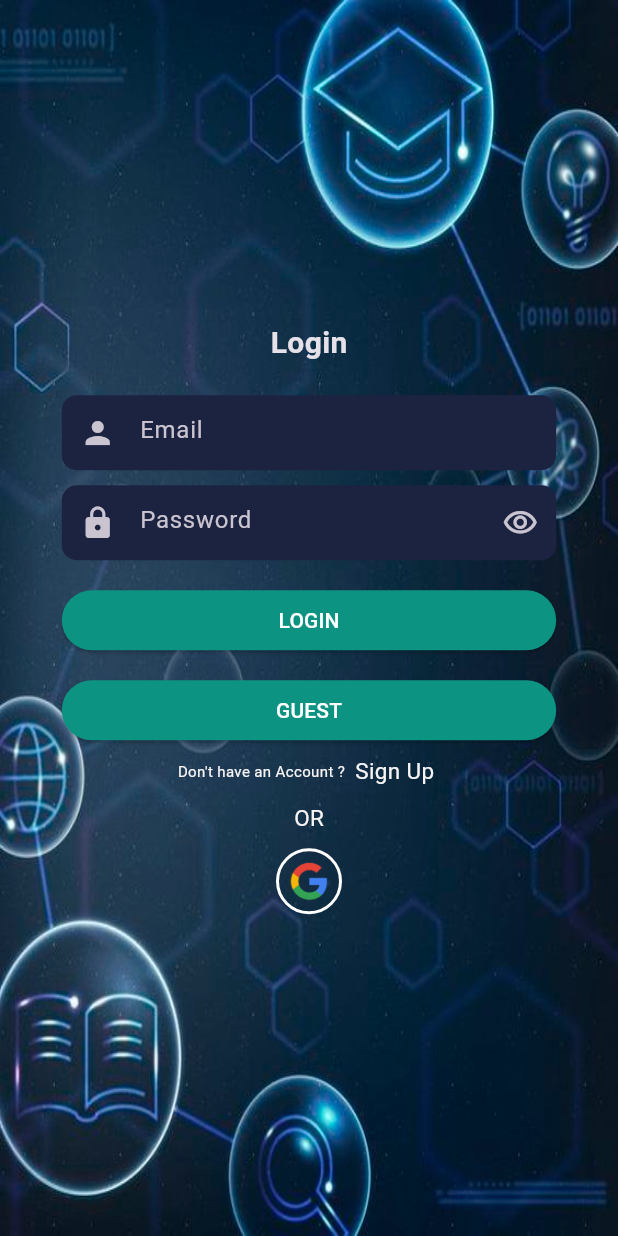
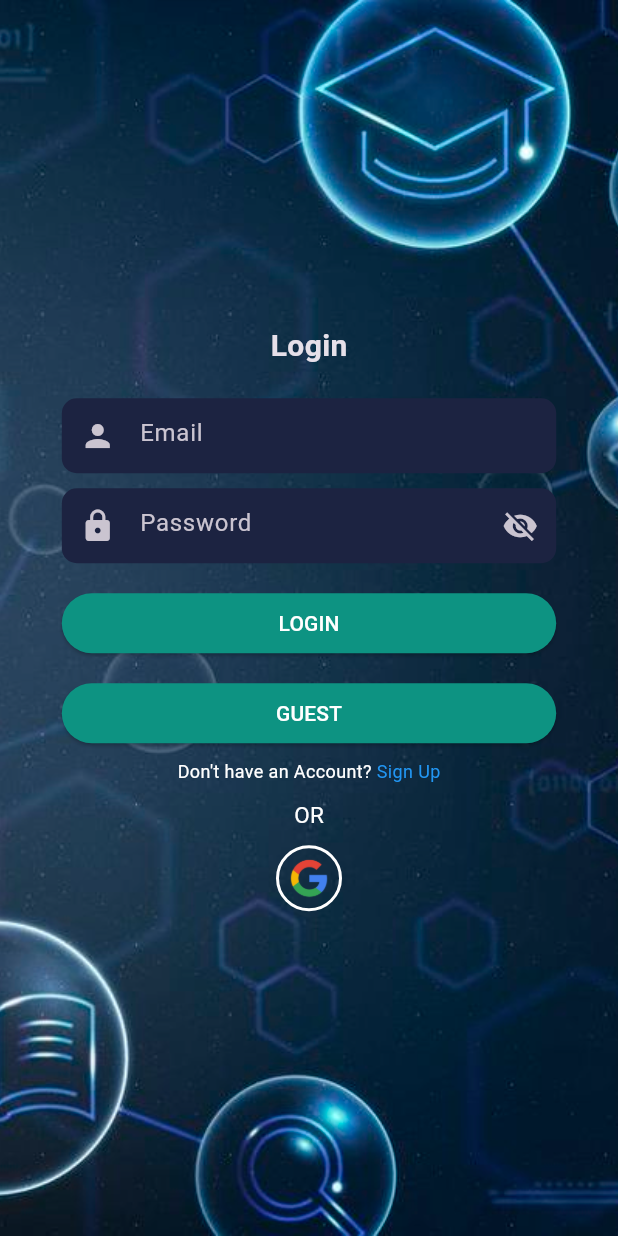
Before and after one commit to zainulabidali/quiz_app, a Flutter app: the screen it shows after launch, after a tap on "Let's Start Quiz", on a phone screen of 412 x 824 dp. Run offline on Flutter 3.47's test engine with Material 3 defaults, Android fonts, the light colour scheme and no system bars; our stand-ins replace cloud_firestore, firebase_auth, firebase_core, get, google_sign_in, hive and 2 more; accounts and stored records are empty.

Commit message:
Final commit: Completed all features and optimizations.

```diff
--- a/lib/login_Screen/loginPage/login.dart
+++ b/lib/login_Screen/loginPage/login.dart
@@ -5,33 +5,45 @@ import 'package:quiz_app/login_Screen/AuthService/AuthService.dart';
 import 'package:quiz_app/login_Screen/Signup_page/SignUp.dart';
 import 'package:quiz_app/views/quiz_category.dart';
 
-class LoginPage extends StatelessWidget {
-  final AuthService _authService = AuthService(); // Use AuthService
+class LoginPage extends StatefulWidget {
+  const LoginPage({Key? key}) : super(key: key);
 
-  LoginPage({super.key});
+  @override
+  State<LoginPage> createState() => _LoginPageState();
+}
+
+class _LoginPageState extends State<LoginPage> {
+  final AuthService _authService = AuthService();
+  final TextEditingController _emailController = TextEditingController();
+  final TextEditingController _passController = TextEditingController();
+
+  bool _isPasswordVisible = false;
+
+  @override
+  void dispose() {
+    _emailController.dispose();
+    _passController.dispose();
+    super.dispose();
+  }
 
   @override
   Widget build(BuildContext context) {
     Size size = MediaQuery.of(context).size;
-    TextEditingController _emailController = TextEditingController();
-    TextEditingController _passController = TextEditingController();
 
     return Scaffold(
-      body: Container(
-        height: size.height,
-        width: double.infinity,
-        child: Stack(
-          alignment: Alignment.center,
-          children: <Widget>[
+      body: Stack(
+        children: [
           // Background Image
           Image.asset(
             'assets/bg img 5.jpg',
-              fit: BoxFit.fill,
+            fit: BoxFit.cover,
             height: size.height,
-              width: double.infinity,
+            width: size.width,
           ),
           // Main Content
-            Column(
+          Center(
+            child: SingleChildScrollView(
+              child: Column(
                 mainAxisAlignment: MainAxisAlignment.center,
                 children: [
                   const Text(
@@ -49,11 +61,22 @@ class LoginPage extends StatelessWidget {
                     controller: _passController,
                     hintText: "Password",
                     prefixIcon: Icons.lock,
-                  obscureText: true,
-                  suffixIcon: Icons.visibility_outlined,
+                    obscureText: !_isPasswordVisible,
+                    suffixIcon: IconButton(
+                      icon: Icon(
+                        _isPasswordVisible
+                            ? Icons.visibility
+                            : Icons.visibility_off,
+                      ),
+                      onPressed: () {
+                        setState(() {
+                          _isPasswordVisible = !_isPasswordVisible;
+                        });
+                      },
+                    ),
                   ),
                   const SizedBox(height: 20),
-                _buildLoginButton(context, _emailController, _passController),
+                  _buildLoginButton(context),
                   const SizedBox(height: 20),
                   _buildGuestButton(),
                   const SizedBox(height: 10),
@@ -62,22 +85,22 @@ class LoginPage extends StatelessWidget {
                   _buildGoogleSignInButton(context),
                 ],
               ),
+            ),
+          ),
         ],
-        ),
       ),
     );
   }
 
-  // Helper method to build text fields
   Widget _buildTextField({
     required TextEditingController controller,
     required String hintText,
     required IconData prefixIcon,
-    IconData? suffixIcon,
     bool obscureText = false,
+    Widget? suffixIcon,
   }) {
     return Container(
-      width: MediaQuery.of(Get.context!).size.width * 0.8,
+      width: MediaQuery.of(context).size.width * 0.8,
       height: 50,
       decoration: BoxDecoration(
         borderRadius: BorderRadius.circular(10),
@@ -90,7 +113,7 @@ class LoginPage extends StatelessWidget {
           fillColor: const Color(0xff1c2341),
           hintText: hintText,
           prefixIcon: Icon(prefixIcon),
-          suffixIcon: suffixIcon != null ? Icon(suffixIcon) : null,
+          suffixIcon: suffixIcon,
           border: OutlineInputBorder(
             borderRadius: BorderRadius.circular(10),
             borderSide: BorderSide.none,
@@ -100,41 +123,38 @@ class LoginPage extends StatelessWidget {
     );
   }
 
-  // Helper method for the login button
-  Widget _buildLoginButton(
-      BuildContext context,
-      TextEditingController emailController,
-      TextEditingController passController) {
-    return Container(
+  Widget _buildLoginButton(BuildContext context) {
+    return SizedBox(
       width: MediaQuery.of(context).size.width * 0.8,
       height: 40,
       child: ElevatedButton(
         onPressed: () async {
-  final email = emailController.text;
-  final password = passController.text;
+          final email = _emailController.text.trim();
+          final password = _passController.text.trim();
 
           if (email.isEmpty || password.isEmpty) {
             ScaffoldMessenger.of(context).showSnackBar(
               const SnackBar(content: Text("Please fill all the fields")),
             );
-  } else {
-    UserCredential? userCredential = await _authService.signInWithEmail(email, password);
+            return;
+          }
+
+          try {
+            UserCredential? userCredential =
+                await _authService.signInWithEmail(email, password);
 
             if (userCredential != null) {
-      // Login successful, navigate to QuizCategory
               Navigator.pushReplacement(
                 context,
                 MaterialPageRoute(builder: (context) => QuizCategory()),
               );
-    } else {
-      // Login failed, show error message
+            }
+          } catch (e) {
             ScaffoldMessenger.of(context).showSnackBar(
-        const SnackBar(content: Text("Invalid email or password")),
+              SnackBar(content: Text("Login failed: ${e.toString()}")),
             );
           }
-  }
         },
-
         style: ElevatedButton.styleFrom(
           backgroundColor: const Color.fromARGB(255, 13, 147, 130),
         ),
@@ -146,10 +166,9 @@ class LoginPage extends StatelessWidget {
     );
   }
 
-  // Helper method for the guest button
   Widget _buildGuestButton() {
-    return Container(
-      width: MediaQuery.of(Get.context!).size.width * 0.8,
+    return SizedBox(
+      width: MediaQuery.of(context).size.width * 0.8,
       height: 40,
       child: ElevatedButton(
         onPressed: () {
@@ -166,7 +185,6 @@ class LoginPage extends StatelessWidget {
     );
   }
 
-  // Helper method for the sign-up link
   Widget _buildSignUpLink(BuildContext context) {
     return GestureDetector(
       onTap: () {
@@ -179,43 +197,30 @@ class LoginPage extends StatelessWidget {
         mainAxisAlignment: MainAxisAlignment.center,
         children: [
           Text(
-            "Don't have an Account ? ",
-            style: TextStyle(
-                color: Color.fromARGB(255, 245, 243, 243), fontSize: 10),
+            "Don't have an Account? ",
+            style: TextStyle(color: Colors.white, fontSize: 12),
           ),
           Text(
-            " Sign Up ",
-            style: TextStyle(
-                color: Color.fromARGB(255, 245, 243, 243), fontSize: 15),
+            "Sign Up",
+            style: TextStyle(color: Colors.blue, fontSize: 12),
           ),
         ],
       ),
     );
   }
 
-  // Helper method for the "OR" divider
   Widget _buildOrDivider() {
     return const Padding(
       padding: EdgeInsets.symmetric(vertical: 10),
-      child: Row(
-        mainAxisAlignment: MainAxisAlignment.center,
-        children: [
-          Text(
+      child: Text(
         "OR",
-            style: TextStyle(
-                color: Color.fromARGB(255, 245, 243, 243), fontSize: 15),
-          ),
-        ],
+        style: TextStyle(color: Colors.white, fontSize: 15),
       ),
     );
   }
 
-  // Helper method for the Google sign-in button
   Widget _buildGoogleSignInButton(BuildContext context) {
-    return Row(
-      mainAxisAlignment: MainAxisAlignment.center,
-      children: [
-        GestureDetector(
+    return GestureDetector(
       onTap: () async {
         try {
           User? user = await _authService.signInWithGoogle();
@@ -227,9 +232,7 @@ class LoginPage extends StatelessWidget {
           }
         } catch (e) {
           ScaffoldMessenger.of(context).showSnackBar(
-                SnackBar(
-                    content:
-                        Text('Failed to sign in with Google: ${e.toString()}')),
+            SnackBar(content: Text("Google Sign-In failed: ${e.toString()}")),
           );
         }
       },
@@ -244,8 +247,6 @@ class LoginPage extends StatelessWidget {
           width: 40,
         ),
       ),
-        ),
-      ],
     );
   }
 }
--- a/lib/main.dart
+++ b/lib/main.dart
@@ -7,7 +7,6 @@ import 'package:quiz_app/views/admin/scorePage.dart';
 import 'package:quiz_app/views/quiz_category.dart';
 import 'package:quiz_app/views/wellcome.dart';
 import 'package:firebase_core/firebase_core.dart';
-import 'firebase_options.dart';
 
 void main() async {
   WidgetsFlutterBinding.ensureInitialized();
@@ -15,11 +14,9 @@ void main() async {
   await Hive.initFlutter();
   await Hive.openBox("categoriesBox");
   await Hive.openBox("questionsBox");
-  await Firebase.initializeApp(
-    options: DefaultFirebaseOptions.currentPlatform,
-  );
   runApp(const QuizApp());
 }
+
 
 class QuizApp extends StatelessWidget {
   const QuizApp({super.key});
--- a/lib/views/admin/admin_dashbord.dart
+++ b/lib/views/admin/admin_dashbord.dart
@@ -30,7 +30,7 @@ class _AdminDashboardState extends State<AdminDashboard> {
               return Card(
                 child: ListTile(
                   onTap: () {
-                    Get.to(AdminScreen(
+                    Get.to(() => AdminScreen(
                         quizCategory: controller.savedTitleCategory[index]));
                   },
                   leading: Icon(Icons.question_answer),
--- a/lib/views/quizScreen.dart
+++ b/lib/views/quizScreen.dart
@@ -25,7 +25,9 @@ class _QuizscreenState extends State<Quizscreen> {
         Get.snackbar("Error", "Category is not provided.");
       });
     } else {
-      questionController.setFilteredQuestions(widget.category);
+      WidgetsBinding.instance.addPostFrameCallback((_) {
+        questionController.setFilteredQuestions(widget.category);
+      });
     }
   }
 
--- a/lib/views/wellcome.dart
+++ b/lib/views/wellcome.dart
@@ -79,7 +79,7 @@ class WellcomeScreen extends StatelessWidget {
                             Icon(
                               Icons.arrow_forward,
                               color: Colors.black,
-                            )
+                            ),
                           ],
                         ),
                       ),
```
Also changed, not shown: lib/controllers/question_controller.dart (+47 -17 lines), lib/views/admin/scorePage.dart (+13 -5 lines), lib/views/quiz_category.dart (+9 -3 lines), pubspec.yaml (+8 -17 lines), pubspec.lock, 24 other files. Lines whose indentation alone changed are shown as unchanged.
